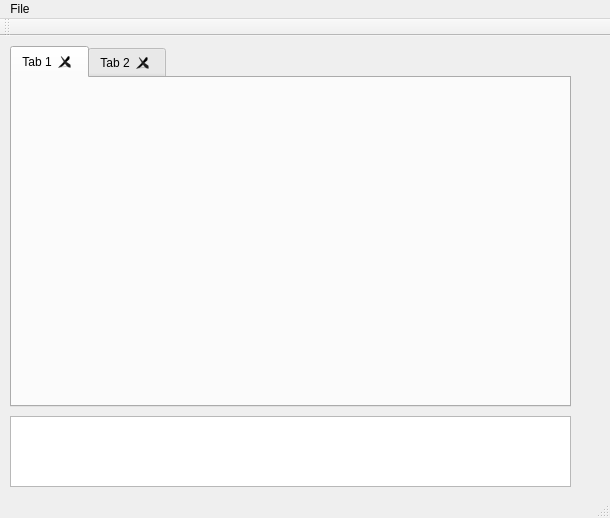
The window that mainwindow.ui (QtLab/linquitto) describes before a commit, drawn with Qt 5.
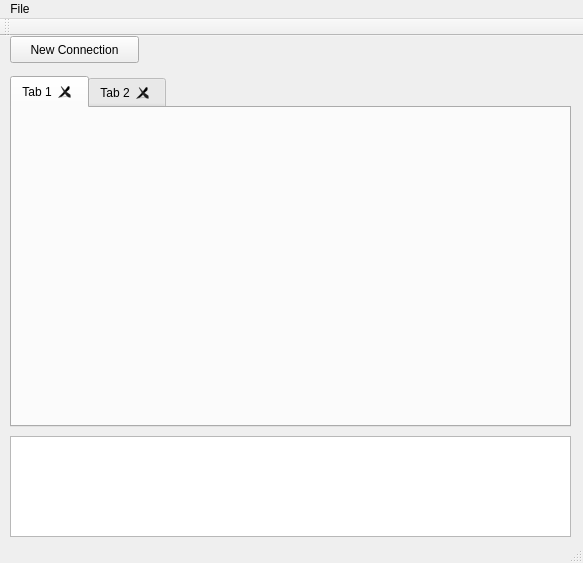
The same window after the commit.

Commit message: New connection button added. Unused tabs created by the QT Creator removed.

```diff
--- a/mainwindow.ui
+++ b/mainwindow.ui
@@ -6,8 +6,8 @@
    <rect>
     <x>0</x>
     <y>0</y>
-    <width>610</width>
-    <height>518</height>
+    <width>583</width>
+    <height>563</height>
    </rect>
   </property>
   <property name="windowTitle">
@@ -18,9 +18,9 @@
     <property name="geometry">
      <rect>
       <x>10</x>
-      <y>380</y>
+      <y>400</y>
       <width>561</width>
-      <height>71</height>
+      <height>101</height>
      </rect>
     </property>
    </widget>
@@ -28,9 +28,9 @@
     <property name="geometry">
      <rect>
       <x>10</x>
-      <y>10</y>
+      <y>40</y>
       <width>561</width>
-      <height>361</height>
+      <height>351</height>
      </rect>
     </property>
     <property name="currentIndex">
@@ -50,13 +50,26 @@
      </attribute>
     </widget>
    </widget>
+   <widget class="QPushButton" name="createConnectionButton">
+    <property name="geometry">
+     <rect>
+      <x>10</x>
+      <y>0</y>
+      <width>129</width>
+      <height>27</height>
+     </rect>
+    </property>
+    <property name="text">
+     <string>New Connection</string>
+    </property>
+   </widget>
   </widget>
   <widget class="QMenuBar" name="menuBar">
    <property name="geometry">
     <rect>
      <x>0</x>
      <y>0</y>
-     <width>610</width>
+     <width>583</width>
      <height>25</height>
     </rect>
    </property>
```
The commit also changes 1 other file.
